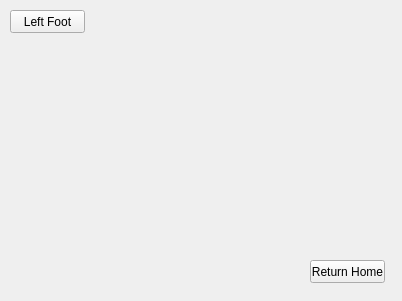
First picture: the form in resources/widget/GundamWidget/Widget.ui, repository cnbdragon/GundamPy, before the edit.
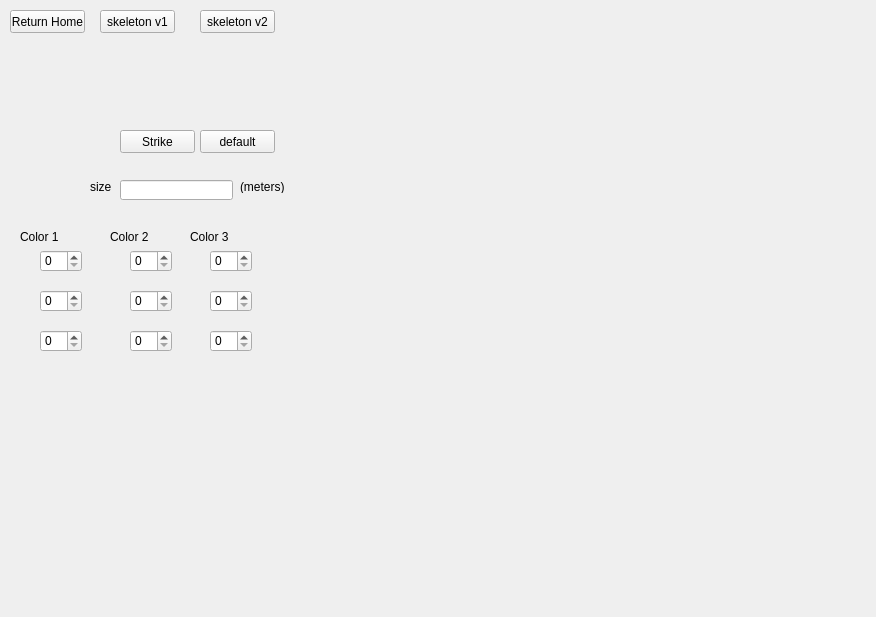
Second picture: the form after the edit.

Commit message:
Created skeleton v2 with leg IK
updated QT interface

The edit to the form file:
```diff
--- a/resources/widget/GundamWidget/Widget.ui
+++ b/resources/widget/GundamWidget/Widget.ui
@@ -6,8 +6,8 @@
    <rect>
     <x>0</x>
     <y>0</y>
-    <width>402</width>
-    <height>301</height>
+    <width>876</width>
+    <height>617</height>
    </rect>
   </property>
   <property name="windowTitle">
@@ -16,19 +16,6 @@
   <widget class="QPushButton" name="homeBtn">
    <property name="geometry">
     <rect>
-     <x>310</x>
-     <y>260</y>
-     <width>75</width>
-     <height>23</height>
-    </rect>
-   </property>
-   <property name="text">
-    <string>Return Home</string>
-   </property>
-  </widget>
-  <widget class="QPushButton" name="leftFootBtn">
-   <property name="geometry">
-    <rect>
      <x>10</x>
      <y>10</y>
      <width>75</width>
@@ -36,7 +23,224 @@
     </rect>
    </property>
    <property name="text">
-    <string>Left Foot</string>
+    <string>Return Home</string>
+   </property>
+  </widget>
+  <widget class="QPushButton" name="SkeletonBtn">
+   <property name="geometry">
+    <rect>
+     <x>100</x>
+     <y>10</y>
+     <width>75</width>
+     <height>23</height>
+    </rect>
+   </property>
+   <property name="text">
+    <string>skeleton v1</string>
+   </property>
+  </widget>
+  <widget class="QPushButton" name="pushButton">
+   <property name="geometry">
+    <rect>
+     <x>120</x>
+     <y>130</y>
+     <width>75</width>
+     <height>23</height>
+    </rect>
+   </property>
+   <property name="text">
+    <string>Strike</string>
+   </property>
+  </widget>
+  <widget class="QLineEdit" name="lineEdit">
+   <property name="geometry">
+    <rect>
+     <x>120</x>
+     <y>180</y>
+     <width>113</width>
+     <height>20</height>
+    </rect>
+   </property>
+  </widget>
+  <widget class="QLabel" name="label">
+   <property name="geometry">
+    <rect>
+     <x>90</x>
+     <y>180</y>
+     <width>46</width>
+     <height>13</height>
+    </rect>
+   </property>
+   <property name="text">
+    <string>size</string>
+   </property>
+  </widget>
+  <widget class="QLabel" name="label_2">
+   <property name="geometry">
+    <rect>
+     <x>240</x>
+     <y>180</y>
+     <width>46</width>
+     <height>13</height>
+    </rect>
+   </property>
+   <property name="text">
+    <string>(meters)</string>
+   </property>
+  </widget>
+  <widget class="QSpinBox" name="spinBox">
+   <property name="geometry">
+    <rect>
+     <x>40</x>
+     <y>250</y>
+     <width>42</width>
+     <height>22</height>
+    </rect>
+   </property>
+  </widget>
+  <widget class="QSpinBox" name="spinBox_2">
+   <property name="geometry">
+    <rect>
+     <x>40</x>
+     <y>290</y>
+     <width>42</width>
+     <height>22</height>
+    </rect>
+   </property>
+  </widget>
+  <widget class="QSpinBox" name="spinBox_3">
+   <property name="geometry">
+    <rect>
+     <x>40</x>
+     <y>330</y>
+     <width>42</width>
+     <height>22</height>
+    </rect>
+   </property>
+  </widget>
+  <widget class="QLabel" name="label_3">
+   <property name="geometry">
+    <rect>
+     <x>20</x>
+     <y>230</y>
+     <width>46</width>
+     <height>13</height>
+    </rect>
+   </property>
+   <property name="text">
+    <string>Color 1</string>
+   </property>
+  </widget>
+  <widget class="QSpinBox" name="spinBox_4">
+   <property name="geometry">
+    <rect>
+     <x>130</x>
+     <y>330</y>
+     <width>42</width>
+     <height>22</height>
+    </rect>
+   </property>
+  </widget>
+  <widget class="QLabel" name="label_4">
+   <property name="geometry">
+    <rect>
+     <x>110</x>
+     <y>230</y>
+     <width>46</width>
+     <height>13</height>
+    </rect>
+   </property>
+   <property name="text">
+    <string>Color 2</string>
+   </property>
+  </widget>
+  <widget class="QSpinBox" name="spinBox_5">
+   <property name="geometry">
+    <rect>
+     <x>130</x>
+     <y>290</y>
+     <width>42</width>
+     <height>22</height>
+    </rect>
+   </property>
+  </widget>
+  <widget class="QSpinBox" name="spinBox_6">
+   <property name="geometry">
+    <rect>
+     <x>130</x>
+     <y>250</y>
+     <width>42</width>
+     <height>22</height>
+    </rect>
+   </property>
+  </widget>
+  <widget class="QSpinBox" name="spinBox_7">
+   <property name="geometry">
+    <rect>
+     <x>210</x>
+     <y>330</y>
+     <width>42</width>
+     <height>22</height>
+    </rect>
+   </property>
+  </widget>
+  <widget class="QLabel" name="label_5">
+   <property name="geometry">
+    <rect>
+     <x>190</x>
+     <y>230</y>
+     <width>46</width>
+     <height>13</height>
+    </rect>
+   </property>
+   <property name="text">
+    <string>Color 3</string>
+   </property>
+  </widget>
+  <widget class="QSpinBox" name="spinBox_8">
+   <property name="geometry">
+    <rect>
+     <x>210</x>
+     <y>290</y>
+     <width>42</width>
+     <height>22</height>
+    </rect>
+   </property>
+  </widget>
+  <widget class="QSpinBox" name="spinBox_9">
+   <property name="geometry">
+    <rect>
+     <x>210</x>
+     <y>250</y>
+     <width>42</width>
+     <height>22</height>
+    </rect>
+   </property>
+  </widget>
+  <widget class="QPushButton" name="pushButton_2">
+   <property name="geometry">
+    <rect>
+     <x>200</x>
+     <y>130</y>
+     <width>75</width>
+     <height>23</height>
+    </rect>
+   </property>
+   <property name="text">
+    <string>default</string>
+   </property>
+  </widget>
+  <widget class="QPushButton" name="V2Btn">
+   <property name="geometry">
+    <rect>
+     <x>200</x>
+     <y>10</y>
+     <width>75</width>
+     <height>23</height>
+    </rect>
+   </property>
+   <property name="text">
+    <string>skeleton v2</string>
    </property>
   </widget>
  </widget>
```
The commit also changes 6 other files.
